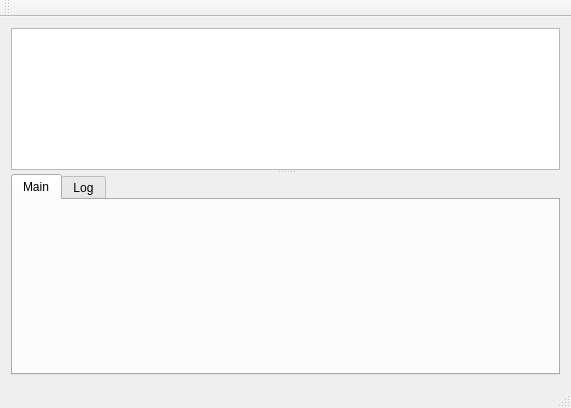
Qt form teQuilla/mainwindow.ui (zhmu/tortilla) before a commit.
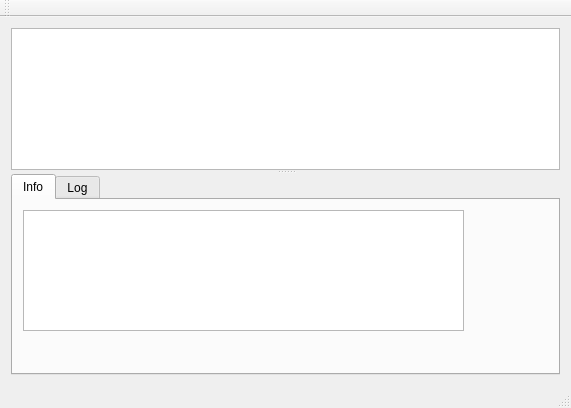
The same form after that commit. The open tabs and pages were chosen to show the change.

Commit message: Added peer information tablemodel.

Patch:
```diff
--- a/teQuilla/mainwindow.ui
+++ b/teQuilla/mainwindow.ui
@@ -55,8 +55,18 @@
        </property>
        <widget class="QWidget" name="tabMain">
         <attribute name="title">
-         <string>Main</string>
+         <string>Info</string>
         </attribute>
+        <widget class="QTableView" name="tablePeers">
+         <property name="geometry">
+          <rect>
+           <x>10</x>
+           <y>10</y>
+           <width>441</width>
+           <height>121</height>
+          </rect>
+         </property>
+        </widget>
        </widget>
        <widget class="QWidget" name="tab2">
         <attribute name="title">
```
Left out of the diff: 2 changed lines with no effect on the pictures. The commit also changes 11 other files.
